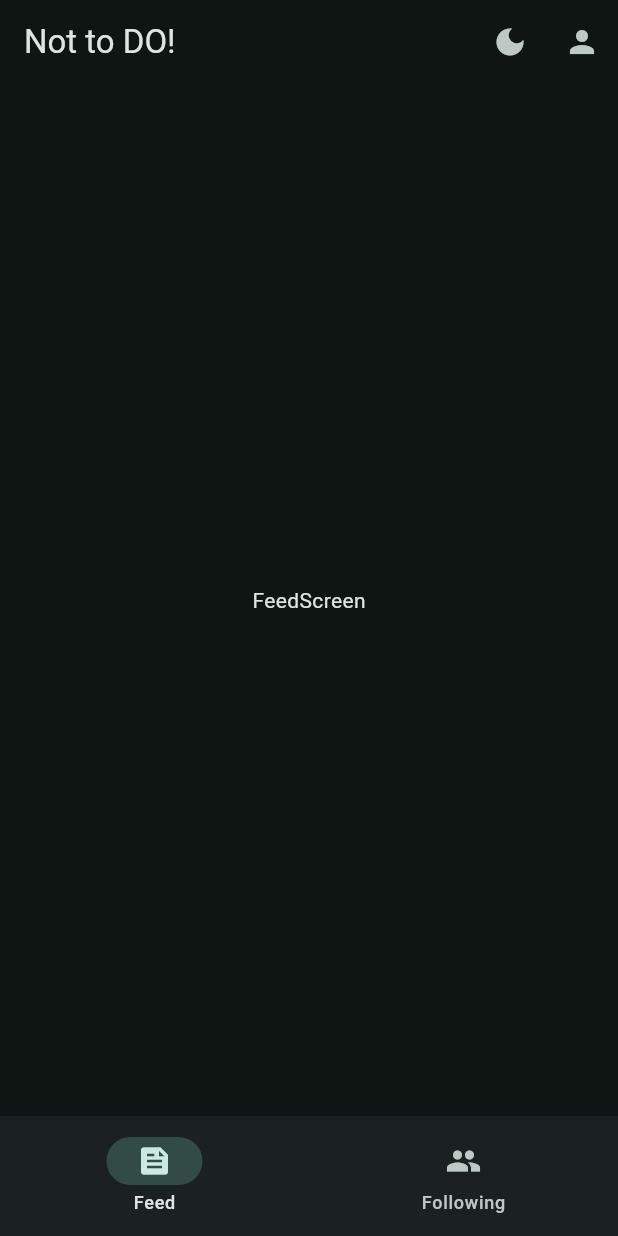
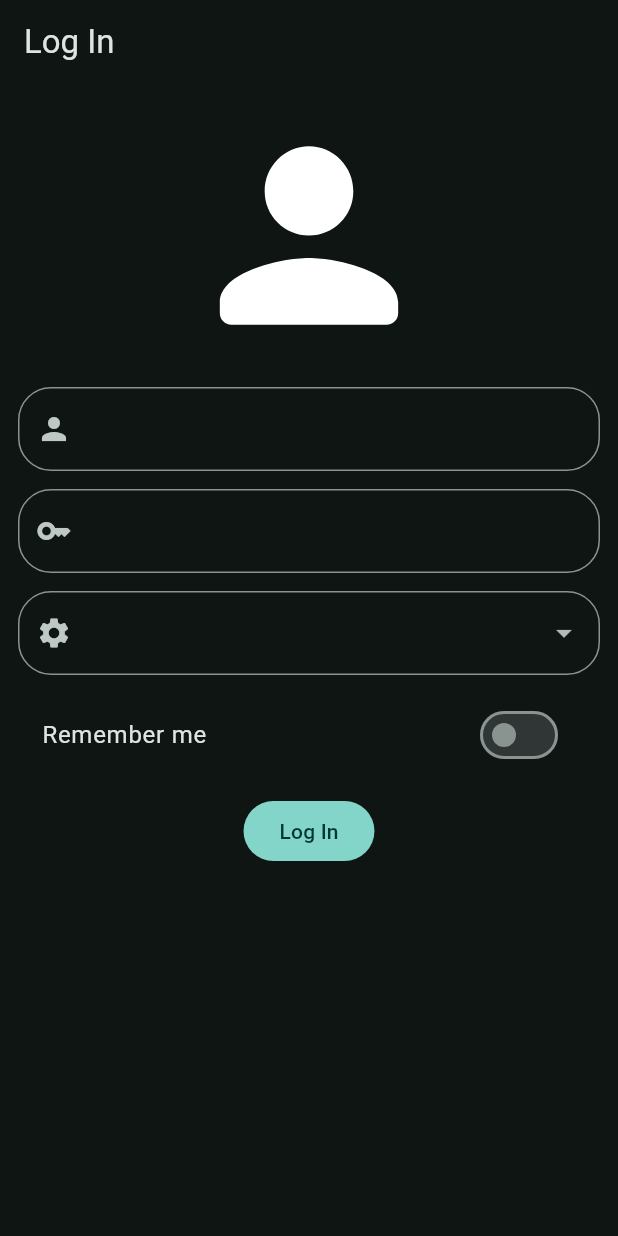
Before and after one commit to BoseSj/notToDo, a Flutter app: the screen it shows after launch, on a phone screen of 412 x 824 dp. Run offline on Flutter 3.47's test engine with Material 3 defaults, Android fonts, the phone set to English and light mode, and no system bars.

Commit message:
feat: login screen, folder structure fix

```diff
--- a/lib/main.dart
+++ b/lib/main.dart
@@ -1,9 +1,7 @@
 import 'package:flutter/material.dart';
-import 'package:not_todo/view/pages/Dashboard/dashboard.dart';
-import 'package:not_todo/view/screens/profile_screen.dart';
+import 'package:not_todo/view/screens/login_screen.dart';
 import 'package:not_todo/view/viewmodels/dashboard_viewmodel.dart';
-import 'package:not_todo/view/widgets/homeNavBar.dart';
-// import 'package:not_todo/view/pages/home_tree.dart';
+
 
 void main() {
   runApp(const RootWidget());
@@ -26,50 +24,7 @@ class RootWidget extends StatelessWidget {
             ),
           ),
           debugShowCheckedModeBanner: false,
-          home: Scaffold(
-            appBar: AppBar(
-              title: const Text("Not to DO!"),
-              actions: [
-                IconButton(
-                  onPressed: () {
-                    dashboardViewModel.toggleBrightness();
-                  },
-                  icon: dashboardViewModel.bightnessIcon,
-                ),
-                Builder(
-                  builder: (context) {
-                    return IconButton(
-                      onPressed: () {
-                        Navigator.push(
-                          context,
-                          MaterialPageRoute(
-                            builder: (context) {
-                              return Scaffold(
-                                appBar: AppBar(
-                                  title: Text("Profile"),
-                                  automaticallyImplyLeading: false,
-                                  leading: IconButton(
-                                    onPressed: () {
-                                      Navigator.pop(context);
-                                    },
-                                    icon: Icon(Icons.arrow_back),
-                                  ),
-                                ),
-                                body: ProfileScreen(),
-                              );
-                            },
-                          ),
-                        );
-                      },
-                      icon: Icon(Icons.person),
-                    );
-                  },
-                ),
-              ],
-            ),
-            body: Dashboard(),
-            bottomNavigationBar: HomeNavBar(),
-          ),
+          home: LogInScreen(),
         );
       },
     );
--- a/lib/view/pages/Dashboard/dashboard.dart
+++ b/lib/view/pages/Dashboard/dashboard.dart
@@ -1,7 +1,6 @@
 import 'package:flutter/material.dart';
 import 'package:not_todo/view/trees/dashboard_tree.dart';
 import 'package:not_todo/view/viewmodels/dashboard_viewmodel.dart';
-
 
 class Dashboard extends StatelessWidget {
   const Dashboard({super.key});
--- /dev/null
+++ b/lib/view/screens/login_screen.dart
@@ -0,0 +1,110 @@
+import 'package:flutter/material.dart';
+import 'package:not_todo/view/screens/dashboard_screen.dart';
+
+
+class LogInScreen extends StatefulWidget {
+  const LogInScreen({super.key});
+
+  @override
+  State<LogInScreen> createState() => _LogInScreenState();
+}
+
+class _LogInScreenState extends State<LogInScreen> {
+  TextEditingController userID = TextEditingController();
+  TextEditingController password = TextEditingController();
+
+  bool? isGuestMode = false;
+  bool rememberMe = false;
+
+  @override
+  Widget build(BuildContext context) {
+    return Scaffold(
+      appBar: AppBar(title: Text("Log In")),
+      body: Padding(
+        padding: const EdgeInsets.all(12),
+        child: SingleChildScrollView(
+          child: Center(
+            child: Column(
+              mainAxisSize: .min,
+              spacing: 12,
+              children: [
+                InkWell(
+                  borderRadius: BorderRadius.circular(40),
+                  splashColor: Colors.cyan,
+                  onTap: () {
+                    print("Tapped the well");
+                  },
+                  child: Icon(Icons.person_rounded, size: 178),
+                ),
+                TextField(
+                  controller: userID,
+                  decoration: InputDecoration(
+                    prefixIcon: Icon(Icons.person),
+                    border: OutlineInputBorder(
+                      borderRadius: BorderRadius.all(Radius.circular(22)),
+                    ),
+                  ),
+                  onEditingComplete: () {
+                    setState(() {});
+                    FocusManager.instance.primaryFocus?.unfocus();
+                  },
+                ),
+                TextField(
+                  controller: password,
+                  decoration: InputDecoration(
+                    prefixIcon: Icon(Icons.key),
+                    border: OutlineInputBorder(
+                      borderRadius: BorderRadius.all(Radius.circular(22)),
+                    ),
+                  ),
+                  onEditingComplete: () {
+                    setState(() {});
+
+                    FocusManager.instance.primaryFocus?.unfocus();
+                  },
+                ),
+                DropdownButtonFormField(
+                  decoration: InputDecoration(
+                    prefixIcon: Icon(Icons.settings),
+                    border: OutlineInputBorder(
+                      borderRadius: BorderRadius.all(Radius.circular(22)),
+                    ),
+                  ),
+                  items: [
+                    DropdownMenuItem(value: "SM", child: Text("Social Media")),
+                    DropdownMenuItem(value: "MP", child: Text("Marketplace")),
+                  ],
+                  onChanged: (value) {
+                    print(value);
+                  },
+                ),
+                SwitchListTile(
+                  title: const Text("Remember me"),
+                  value: rememberMe,
+                  onChanged: (value) {
+                    setState(() {
+                      rememberMe = value;
+                    });
+                  },
+                ),
+                FilledButton(
+                  onPressed: () {
+                    Navigator.pushReplacement(
+                      context,
+                      MaterialPageRoute(
+                        builder: (context) {
+                          return DashboardScreen();
+                        },
+                      ),
+                    );
+                  },
+                  child: const Text("Log In"),
+                ),
+              ],
+            ),
+          ),
+        ),
+      ),
+    );
+  }
+}
--- a/lib/view/trees/dashboard_tree.dart
+++ b/lib/view/trees/dashboard_tree.dart
@@ -3,8 +3,4 @@ import 'package:not_todo/view/screens/feed_screen.dart';
 import 'package:not_todo/view/screens/following_screen.dart';
 import 'package:not_todo/view/screens/profile_screen.dart';
 
-List<Widget> homeScreenTabs = [
-  FeedScreen(),
-  FollowingScreen(),
-  ProfileScreen(),
-];
+List<Widget> homeScreenTabs = [FeedScreen(), FollowingScreen(), ProfileScreen()];
```
Also changed, not shown: lib/view/screens/dashboard_screen.dart (added, +60 -0 lines), lib/view/screens/profile_screen.dart (+2 -87 lines).
